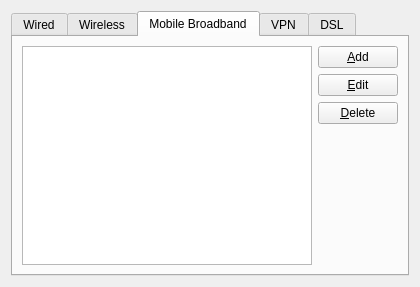
Old version of the form settings/config/connectioneditor.ui in the repository KDE/networkmanagement.
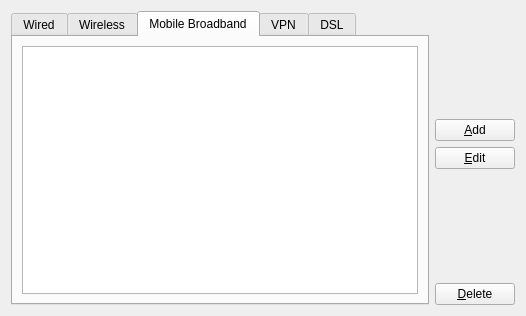
New version of the form. The open tabs and pages were chosen to show the change.

Commit message: Massive, overdue commit to get most of the connection editor functions working

Patch:
```diff
--- a/settings/config/connectioneditor.ui
+++ b/settings/config/connectioneditor.ui
@@ -5,8 +5,8 @@
    <rect>
     <x>0</x>
     <y>0</y>
-    <width>420</width>
-    <height>287</height>
+    <width>526</width>
+    <height>316</height>
    </rect>
   </property>
   <layout class="QHBoxLayout" name="horizontalLayout_6" >
@@ -43,44 +43,6 @@
          </column>
         </widget>
        </item>
-       <item>
-        <layout class="QVBoxLayout" name="verticalLayout" >
-         <item>
-          <widget class="QPushButton" name="addWired" >
-           <property name="text" >
-            <string>&amp;Add</string>
-           </property>
-          </widget>
-         </item>
-         <item>
-          <widget class="QPushButton" name="editWired" >
-           <property name="text" >
-            <string>&amp;Edit</string>
-           </property>
-          </widget>
-         </item>
-         <item>
-          <widget class="QPushButton" name="deleteWired" >
-           <property name="text" >
-            <string>&amp;Delete</string>
-           </property>
-          </widget>
-         </item>
-         <item>
-          <spacer name="verticalSpacer" >
-           <property name="orientation" >
-            <enum>Qt::Vertical</enum>
-           </property>
-           <property name="sizeHint" stdset="0" >
-            <size>
-             <width>20</width>
-             <height>40</height>
-            </size>
-           </property>
-          </spacer>
-         </item>
-        </layout>
-       </item>
       </layout>
      </widget>
      <widget class="QWidget" name="tabWireless" >
@@ -173,44 +135,6 @@
          </column>
         </widget>
        </item>
-       <item>
-        <layout class="QVBoxLayout" name="verticalLayout_4" >
-         <item>
-          <widget class="QPushButton" name="addCellular" >
-           <property name="text" >
-            <string>&amp;Add</string>
-           </property>
-          </widget>
-         </item>
-         <item>
-          <widget class="QPushButton" name="editCellular" >
-           <property name="text" >
-            <string>&amp;Edit</string>
-           </property>
-          </widget>
-         </item>
-         <item>
-          <widget class="QPushButton" name="deleteCellular" >
-           <property name="text" >
-            <string>&amp;Delete</string>
-           </property>
-          </widget>
-         </item>
-         <item>
-          <spacer name="verticalSpacer" >
-           <property name="orientation" >
-            <enum>Qt::Vertical</enum>
-           </property>
-           <property name="sizeHint" stdset="0" >
-            <size>
-             <width>20</width>
-             <height>40</height>
-            </size>
-           </property>
-          </spacer>
-         </item>
-        </layout>
-       </item>
       </layout>
      </widget>
      <widget class="QWidget" name="tabVpn" >
@@ -345,6 +269,57 @@
      </widget>
     </widget>
    </item>
+   <item>
+    <layout class="QVBoxLayout" name="verticalLayout" >
+     <item>
+      <spacer name="verticalSpacer" >
+       <property name="orientation" >
+        <enum>Qt::Vertical</enum>
+       </property>
+       <property name="sizeHint" stdset="0" >
+        <size>
+         <width>20</width>
+         <height>40</height>
+        </size>
+       </property>
+      </spacer>
+     </item>
+     <item>
+      <widget class="QPushButton" name="addConnection" >
+       <property name="text" >
+        <string>&amp;Add</string>
+       </property>
+      </widget>
+     </item>
+     <item>
+      <widget class="QPushButton" name="editConnection" >
+       <property name="text" >
+        <string>&amp;Edit</string>
+       </property>
+      </widget>
+     </item>
+     <item>
+      <spacer name="verticalSpacer_2" >
+       <property name="orientation" >
+        <enum>Qt::Vertical</enum>
+       </property>
+       <property name="sizeHint" stdset="0" >
+        <size>
+         <width>20</width>
+         <height>40</height>
+        </size>
+       </property>
+      </spacer>
+     </item>
+     <item>
+      <widget class="QPushButton" name="deleteConnection" >
+       <property name="text" >
+        <string>&amp;Delete</string>
+       </property>
+      </widget>
+     </item>
+    </layout>
+   </item>
   </layout>
  </widget>
  <resources/>
```
Left out of the diff: 116 changed lines with no effect on the pictures. The commit also changes 15 other files.
